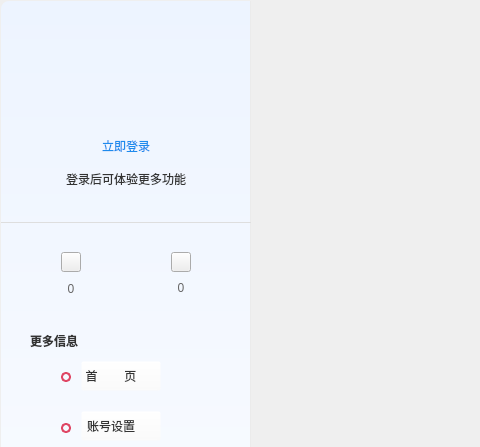
This is src/ZcloudEntCenter/UserCenterWidget.ui in gispda/ZcloudDesk as Qt 5 draws it before an edit; both pictures show x 0 to 480 and y 0 to 447 of the 1002 by 620 pixel window. The edited form follows.
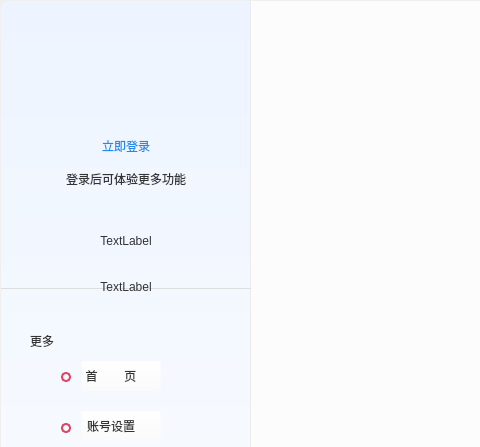
This is the edited form. Icons and pictures are not drawn. Custom widgets are drawn as their Qt base class.

Commit message: ent center update

```diff
--- a/src/ZcloudEntCenter/UserCenterWidget.ui
+++ b/src/ZcloudEntCenter/UserCenterWidget.ui
@@ -196,7 +196,7 @@
         <property name="geometry">
          <rect>
           <x>0</x>
-          <y>221</y>
+          <y>287</y>
           <width>250</width>
           <height>1</height>
          </rect>
@@ -226,80 +226,6 @@
          <string/>
         </property>
        </widget>
-       <widget class="QPushButton" name="scoreButton">
-        <property name="geometry">
-         <rect>
-          <x>60</x>
-          <y>251</y>
-          <width>20</width>
-          <height>20</height>
-         </rect>
-        </property>
-        <property name="sizePolicy">
-         <sizepolicy hsizetype="Fixed" vsizetype="Fixed">
-          <horstretch>0</horstretch>
-          <verstretch>0</verstretch>
-         </sizepolicy>
-        </property>
-        <property name="minimumSize">
-         <size>
-          <width>20</width>
-          <height>20</height>
-         </size>
-        </property>
-        <property name="maximumSize">
-         <size>
-          <width>20</width>
-          <height>20</height>
-         </size>
-        </property>
-        <property name="toolTip">
-         <string>云币</string>
-        </property>
-        <property name="styleSheet">
-         <string notr="true">QPushButton{border-image: url(:/EntCenterWidget/image/score.png);}</string>
-        </property>
-        <property name="text">
-         <string/>
-        </property>
-       </widget>
-       <widget class="QPushButton" name="couponButton">
-        <property name="geometry">
-         <rect>
-          <x>170</x>
-          <y>251</y>
-          <width>20</width>
-          <height>20</height>
-         </rect>
-        </property>
-        <property name="sizePolicy">
-         <sizepolicy hsizetype="Fixed" vsizetype="Fixed">
-          <horstretch>0</horstretch>
-          <verstretch>0</verstretch>
-         </sizepolicy>
-        </property>
-        <property name="minimumSize">
-         <size>
-          <width>20</width>
-          <height>20</height>
-         </size>
-        </property>
-        <property name="maximumSize">
-         <size>
-          <width>20</width>
-          <height>20</height>
-         </size>
-        </property>
-        <property name="toolTip">
-         <string>优惠劵</string>
-        </property>
-        <property name="styleSheet">
-         <string notr="true">QPushButton{border-image: url(:/EntCenterWidget/image/coupon.png);}</string>
-        </property>
-        <property name="text">
-         <string/>
-        </property>
-       </widget>
        <widget class="QLabel" name="labelMore">
         <property name="geometry">
          <rect>
@@ -329,11 +255,10 @@
         </property>
         <property name="styleSheet">
          <string notr="true">font:14px &quot;微软雅黑&quot;;
-font-weight:bold;
 color:#333333;</string>
         </property>
         <property name="text">
-         <string>更多信息</string>
+         <string>更多</string>
         </property>
        </widget>
        <widget class="QLabel" name="labelEntInfo">
@@ -412,87 +337,11 @@
          <string>Ctrl+S, Esc</string>
         </property>
        </widget>
-       <widget class="QLabel" name="labelScore">
-        <property name="geometry">
-         <rect>
-          <x>45</x>
-          <y>281</y>
-          <width>50</width>
-          <height>13</height>
-         </rect>
-        </property>
-        <property name="sizePolicy">
-         <sizepolicy hsizetype="Fixed" vsizetype="Fixed">
-          <horstretch>0</horstretch>
-          <verstretch>0</verstretch>
-         </sizepolicy>
-        </property>
-        <property name="minimumSize">
-         <size>
-          <width>50</width>
-          <height>13</height>
-         </size>
-        </property>
-        <property name="maximumSize">
-         <size>
-          <width>50</width>
-          <height>13</height>
-         </size>
-        </property>
-        <property name="styleSheet">
-         <string notr="true">font: 16px &quot;微软雅黑&quot;;
-color:#666666;</string>
-        </property>
-        <property name="text">
-         <string>0</string>
-        </property>
-        <property name="alignment">
-         <set>Qt::AlignCenter</set>
-        </property>
-       </widget>
-       <widget class="QLabel" name="labelCoupon">
-        <property name="geometry">
-         <rect>
-          <x>155</x>
-          <y>280</y>
-          <width>50</width>
-          <height>13</height>
-         </rect>
-        </property>
-        <property name="sizePolicy">
-         <sizepolicy hsizetype="Fixed" vsizetype="Fixed">
-          <horstretch>0</horstretch>
-          <verstretch>0</verstretch>
-         </sizepolicy>
-        </property>
-        <property name="minimumSize">
-         <size>
-          <width>50</width>
-          <height>13</height>
-         </size>
-        </property>
-        <property name="maximumSize">
-         <size>
-          <width>50</width>
-          <height>13</height>
-         </size>
-        </property>
-        <property name="styleSheet">
-         <string notr="true">font: 16px &quot;微软雅黑&quot;;
-color:#666666;</string>
-        </property>
-        <property name="text">
-         <string>0</string>
-        </property>
-        <property name="alignment">
-         <set>Qt::AlignCenter</set>
-        </property>
-       </widget>
        <widget class="QLabel" name="labelUser">
         <property name="geometry">
          <rect>
-          <x>95</x>
-          <y>30</y>
+          <x>10</x>
+          <y>20</y>
           <width>60</width>
           <height>60</height>
          </rect>
@@ -522,67 +371,6 @@
          <string/>
         </property>
        </widget>
-       <widget class="QPushButton" name="pushButtonLogin">
-        <property name="geometry">
-         <rect>
-          <x>85</x>
-          <y>130</y>
-          <width>80</width>
-          <height>30</height>
-         </rect>
-        </property>
-        <property name="styleSheet">
-         <string notr="true">font: 14px &quot;微软雅黑&quot;;
-color:#1E8BED;</string>
-        </property>
-        <property name="text">
-         <string>立即登录</string>
-        </property>
-        <property name="flat">
-         <bool>true</bool>
-        </property>
-       </widget>
-       <widget class="QLabel" name="label">
-        <property name="geometry">
-         <rect>
-          <x>20</x>
-          <y>160</y>
-          <width>210</width>
-          <height>35</height>
-         </rect>
-        </property>
-        <property name="sizePolicy">
-         <sizepolicy hsizetype="Fixed" vsizetype="Fixed">
-          <horstretch>0</horstretch>
-          <verstretch>0</verstretch>
-         </sizepolicy>
-        </property>
-        <property name="minimumSize">
-         <size>
-          <width>210</width>
-          <height>35</height>
-         </size>
-        </property>
-        <property name="maximumSize">
-         <size>
-          <width>210</width>
-          <height>35</height>
-         </size>
-        </property>
-        <property name="styleSheet">
-         <string notr="true">font:14px &quot;微软雅黑&quot;;
-color:#333333;</string>
-        </property>
-        <property name="text">
-         <string>登录后可体验更多功能</string>
-        </property>
-        <property name="alignment">
-         <set>Qt::AlignCenter</set>
-        </property>
-        <property name="wordWrap">
-         <bool>true</bool>
-        </property>
-       </widget>
        <widget class="QLabel" name="labelEntInfo_2">
         <property name="geometry">
          <rect>
@@ -659,6 +447,143 @@
          <string>Ctrl+S, Esc</string>
         </property>
        </widget>
+       <widget class="QWidget" name="widgetUnLogin" native="true">
+        <property name="geometry">
+         <rect>
+          <x>0</x>
+          <y>120</y>
+          <width>250</width>
+          <height>100</height>
+         </rect>
+        </property>
+        <widget class="QLabel" name="label">
+         <property name="geometry">
+          <rect>
+           <x>0</x>
+           <y>40</y>
+           <width>250</width>
+           <height>35</height>
+          </rect>
+         </property>
+         <property name="sizePolicy">
+          <sizepolicy hsizetype="Fixed" vsizetype="Fixed">
+           <horstretch>0</horstretch>
+           <verstretch>0</verstretch>
+          </sizepolicy>
+         </property>
+         <property name="minimumSize">
+          <size>
+           <width>250</width>
+           <height>35</height>
+          </size>
+         </property>
+         <property name="maximumSize">
+          <size>
+           <width>250</width>
+           <height>35</height>
+          </size>
+         </property>
+         <property name="styleSheet">
+          <string notr="true">font:14px &quot;微软雅黑&quot;;
+color:#333333;</string>
+         </property>
+         <property name="text">
+          <string>登录后可体验更多功能</string>
+         </property>
+         <property name="alignment">
+          <set>Qt::AlignCenter</set>
+         </property>
+         <property name="wordWrap">
+          <bool>true</bool>
+         </property>
+        </widget>
+        <widget class="QPushButton" name="pushButtonLogin">
+         <property name="geometry">
+          <rect>
+           <x>85</x>
+           <y>10</y>
+           <width>80</width>
+           <height>30</height>
+          </rect>
+         </property>
+         <property name="styleSheet">
+          <string notr="true">font: 14px &quot;微软雅黑&quot;;
+color:#1E8BED;</string>
+         </property>
+         <property name="text">
+          <string>立即登录</string>
+         </property>
+         <property name="flat">
+          <bool>true</bool>
+         </property>
+        </widget>
+       </widget>
+       <widget class="QWidget" name="widgetLogin" native="true">
+        <property name="geometry">
+         <rect>
+          <x>0</x>
+          <y>220</y>
+          <width>250</width>
+          <height>100</height>
+         </rect>
+        </property>
+        <widget class="QLabel" name="labelName">
+         <property name="geometry">
+          <rect>
+           <x>90</x>
+           <y>10</y>
+           <width>70</width>
+           <height>20</height>
+          </rect>
+         </property>
+         <property name="styleSheet">
+          <string notr="true">font:14px &quot;微软雅黑&quot;;
+color:#333333;</string>
+         </property>
+         <property name="text">
+          <string>TextLabel</string>
+         </property>
+         <property name="alignment">
+          <set>Qt::AlignCenter</set>
+         </property>
+        </widget>
+        <widget class="QLabel" name="labelID">
+         <property name="geometry">
+          <rect>
+           <x>50</x>
+           <y>60</y>
+           <width>150</width>
+           <height>12</height>
+          </rect>
+         </property>
+         <property name="styleSheet">
+          <string notr="true">font:14px &quot;微软雅黑&quot;;
+color:#333333;</string>
+         </property>
+         <property name="text">
+          <string>TextLabel</string>
+         </property>
+         <property name="alignment">
+          <set>Qt::AlignCenter</set>
+         </property>
+        </widget>
+        <widget class="QLabel" name="label_2">
+         <property name="geometry">
+          <rect>
+           <x>170</x>
+           <y>10</y>
+           <width>20</width>
+           <height>20</height>
+          </rect>
+         </property>
+         <property name="text">
+          <string/>
+         </property>
+         <property name="pixmap">
+          <pixmap resource="EntCenterWidget.qrc">:/EntCenterWidget/image/notExpired.png</pixmap>
+         </property>
+        </widget>
+       </widget>
       </widget>
      </item>
      <item>
@@ -682,7 +607,7 @@
         </size>
        </property>
        <property name="styleSheet">
-        <string notr="true">QWidget#EntRightWidget{background-color: rgb(252, 252, 252);border-top-right-radius:8px;border-bottom-right-radius:8px;}</string>
+        <string notr="true">QWidget#RightWidget{background-color: rgb(252, 252, 252);border-top-right-radius:8px;border-bottom-right-radius:8px;}</string>
        </property>
        <layout class="QHBoxLayout" name="rightLayout">
         <property name="spacing">
@@ -701,7 +626,11 @@
          <number>0</number>
         </property>
         <item>
-         <layout class="QVBoxLayout" name="layout"/>
+         <layout class="QVBoxLayout" name="layout">
+          <property name="spacing">
+           <number>0</number>
+          </property>
+         </layout>
         </item>
        </layout>
       </widget>
```
The commit also changes 29 other files.
